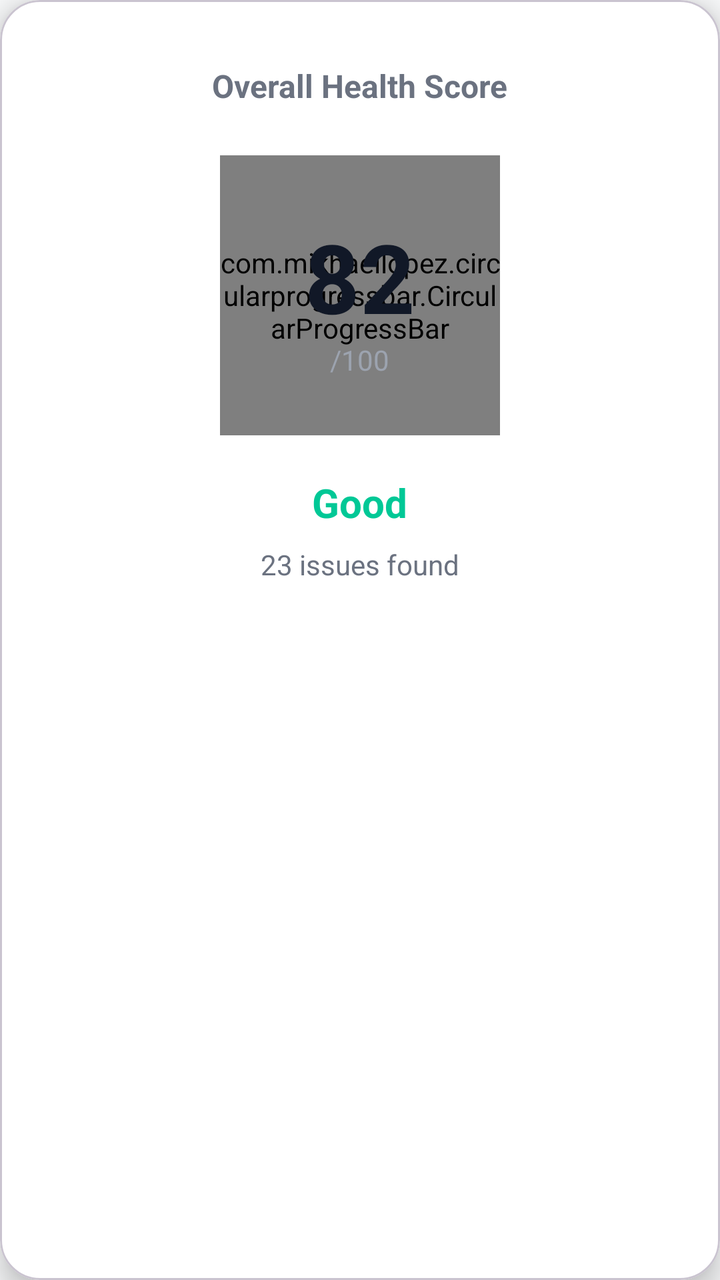
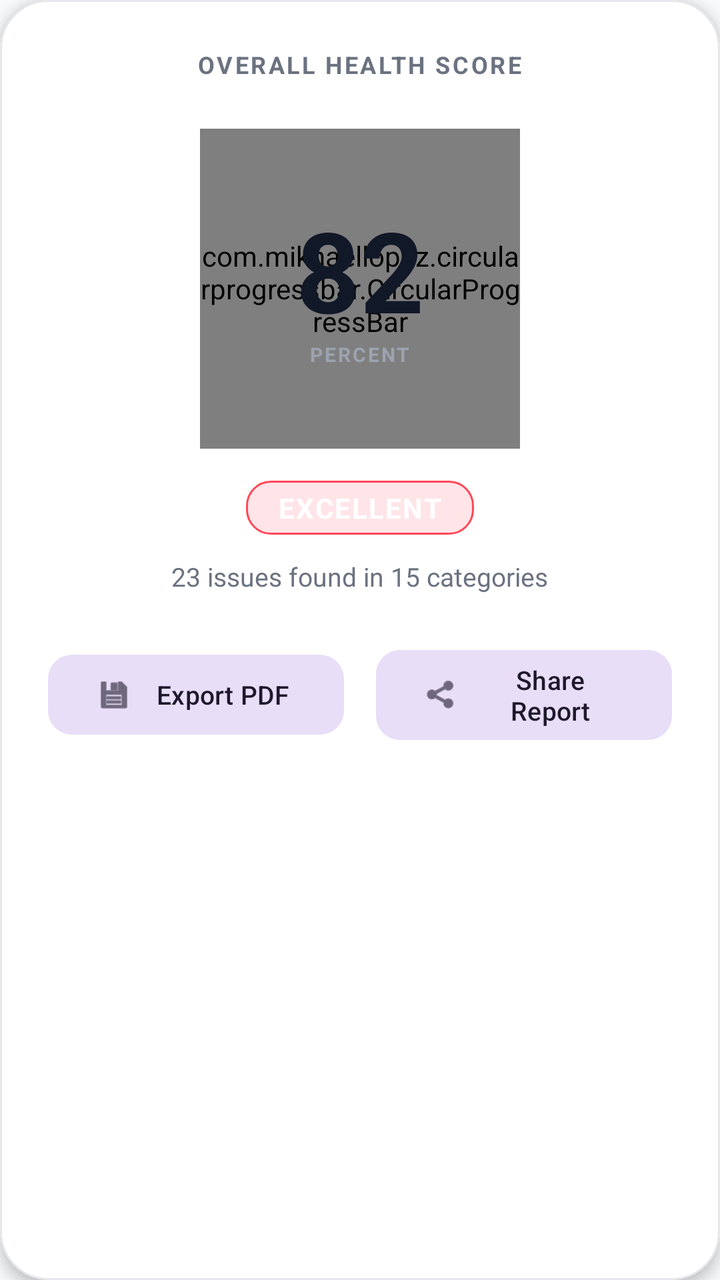

The first picture is an Android layout as it rendered before a commit; the second is the same layout after the commit. The layout source and the unified diff follow.
<!-- AndroidManifest.xml: application theme Theme.HealthChecker -->
<!-- res/layout/component_hero_score_card.xml -->
<?xml version="1.0" encoding="utf-8"?>
<com.google.android.material.card.MaterialCardView xmlns:android="http://schemas.android.com/apk/res/android"
    xmlns:app="http://schemas.android.com/apk/res-auto"
    android:layout_width="match_parent"
    android:layout_height="wrap_content"
    android:layout_margin="16dp"
    app:cardElevation="8dp"
    app:cardCornerRadius="20dp"
    app:cardBackgroundColor="@color/white">

    <LinearLayout
        android:layout_width="match_parent"
        android:layout_height="wrap_content"
        android:orientation="vertical"
        android:padding="32dp"
        android:gravity="center">

        <TextView
            android:layout_width="wrap_content"
            android:layout_height="wrap_content"
            android:text="Overall Health Score"
            android:textSize="16sp"
            android:textColor="@color/text_premium_secondary"
            android:textStyle="bold"
            android:layout_marginBottom="24dp"/>

        
        <FrameLayout
            android:layout_width="140dp"
            android:layout_height="140dp"
            android:layout_marginBottom="20dp">

            <com.mikhaellopez.circularprogressbar.CircularProgressBar
                android:id="@+id/circularProgressHero"
                android:layout_width="140dp"
                android:layout_height="140dp"
                app:cpb_background_progressbar_color="#E5E7EB"
                app:cpb_background_progressbar_width="12dp"
                app:cpb_progress_direction="to_right"
                app:cpb_progressbar_color="@color/vibrant_success"
                app:cpb_progressbar_width="12dp"
                app:cpb_round_border="true" />

            <LinearLayout
                android:layout_width="wrap_content"
                android:layout_height="wrap_content"
                android:layout_gravity="center"
                android:orientation="vertical"
                android:gravity="center">

                <TextView
                    android:id="@+id/tvHeroScore"
                    android:layout_width="wrap_content"
                    android:layout_height="wrap_content"
                    android:text="82"
                    android:textSize="48sp"
                    android:textStyle="bold"
                    android:textColor="@color/text_premium_primary" />

                <TextView
                    android:layout_width="wrap_content"
                    android:layout_height="wrap_content"
                    android:text="/100"
                    android:textSize="14sp"
                    android:textColor="@color/text_premium_tertiary" />
            </LinearLayout>
        </FrameLayout>

        
        <TextView
            android:id="@+id/tvGrade"
            android:layout_width="wrap_content"
            android:layout_height="wrap_content"
            android:text="Good"
            android:textSize="20sp"
            android:textStyle="bold"
            android:textColor="@color/vibrant_success"
            android:layout_marginBottom="8dp"/>

        
        <TextView
            android:id="@+id/tvIssuesSummary"
            android:layout_width="wrap_content"
            android:layout_height="wrap_content"
            android:text="23 issues found"
            android:textSize="14sp"
            android:textColor="@color/text_premium_secondary"/>

    </LinearLayout>
</com.google.android.material.card.MaterialCardView>
<!-- resources referenced by this layout -->
<resources>
  <color name="text_premium_primary">#111827</color>
  <color name="text_premium_secondary">#6B7280</color>
  <color name="text_premium_tertiary">#9CA3AF</color>
  <color name="vibrant_success">#00C896</color>
  <color name="white">#FFFFFF</color>
  <color name="md_theme_light_primary">#6750A4</color>
  <color name="md_theme_light_onPrimary">#FFFFFF</color>
  <color name="md_theme_light_primaryContainer">#EADDFF</color>
  <color name="md_theme_light_onPrimaryContainer">#21005D</color>
  <color name="md_theme_light_secondary">#625B71</color>
  <color name="md_theme_light_onSecondary">#FFFFFF</color>
  <color name="md_theme_light_secondaryContainer">#E8DEF8</color>
  <color name="md_theme_light_onSecondaryContainer">#1D192B</color>
  <color name="md_theme_light_tertiary">#7D5260</color>
  <color name="md_theme_light_onTertiary">#FFFFFF</color>
  <color name="md_theme_light_tertiaryContainer">#FFD8E4</color>
  <color name="md_theme_light_onTertiaryContainer">#31111D</color>
  <color name="md_theme_light_error">#B3261E</color>
  <color name="md_theme_light_onError">#FFFFFF</color>
  <color name="md_theme_light_errorContainer">#F9DEDC</color>
  <color name="md_theme_light_onErrorContainer">#410E0B</color>
  <color name="md_theme_light_outline">#79747E</color>
  <color name="md_theme_light_background">#F8F9FA</color>
  <color name="md_theme_light_onBackground">#1F2937</color>
  <color name="md_theme_light_surface">#FFFBFE</color>
  <color name="md_theme_light_onSurface">#1C1B1F</color>
  <color name="md_theme_light_surfaceVariant">#E7E0EC</color>
  <color name="md_theme_light_onSurfaceVariant">#49454F</color>
  <!-- unchanged entries left out for length: 1 -->
</resources>

<!-- the commit's change to res/layout/component_hero_score_card.xml (unified diff, before → after) -->
@@ -4,47 +4,50 @@
     android:layout_width="match_parent"
     android:layout_height="wrap_content"
     android:layout_margin="16dp"
-    app:cardElevation="8dp"
-    app:cardCornerRadius="20dp"
+    app:cardElevation="4dp"
+    app:cardCornerRadius="24dp"
+    app:strokeWidth="1dp"
+    app:strokeColor="@color/card_border"
     app:cardBackgroundColor="@color/white">
 
     <LinearLayout
         android:layout_width="match_parent"
         android:layout_height="wrap_content"
         android:orientation="vertical"
-        android:padding="32dp"
+        android:padding="24dp"
         android:gravity="center">
 
         <TextView
             android:layout_width="wrap_content"
             android:layout_height="wrap_content"
-            android:text="Overall Health Score"
-            android:textSize="16sp"
+            android:text="OVERALL HEALTH SCORE"
+            android:textSize="12sp"
             android:textColor="@color/text_premium_secondary"
             android:textStyle="bold"
+            android:letterSpacing="0.1"
             android:layout_marginBottom="24dp"/>
 
-        
-        <FrameLayout
-            android:layout_width="140dp"
-            android:layout_height="140dp"
-            android:layout_marginBottom="20dp">
+        <RelativeLayout
+            android:layout_width="wrap_content"
+            android:layout_height="wrap_content"
+            android:layout_marginBottom="16dp">
 
+            
             <com.mikhaellopez.circularprogressbar.CircularProgressBar
                 android:id="@+id/circularProgressHero"
-                android:layout_width="140dp"
-                android:layout_height="140dp"
-                app:cpb_background_progressbar_color="#E5E7EB"
-                app:cpb_background_progressbar_width="12dp"
+                android:layout_width="160dp"
+                android:layout_height="160dp"
+                app:cpb_background_progressbar_color="#F3F4F6"
+                app:cpb_background_progressbar_width="14dp"
                 app:cpb_progress_direction="to_right"
                 app:cpb_progressbar_color="@color/vibrant_success"
-                app:cpb_progressbar_width="12dp"
+                app:cpb_progressbar_width="14dp"
                 app:cpb_round_border="true" />
 
             <LinearLayout
                 android:layout_width="wrap_content"
                 android:layout_height="wrap_content"
-                android:layout_gravity="center"
+                android:layout_centerInParent="true"
                 android:orientation="vertical"
                 android:gravity="center">
 
@@ -53,38 +56,91 @@
                     android:layout_width="wrap_content"
                     android:layout_height="wrap_content"
                     android:text="82"
-                    android:textSize="48sp"
+                    android:textSize="56sp"
                     android:textStyle="bold"
-                    android:textColor="@color/text_premium_primary" />
+                    android:textColor="@color/text_premium_primary"
+                    android:includeFontPadding="false"/>
 
                 <TextView
+                    android:id="@+id/tvScoreLabel"
                     android:layout_width="wrap_content"
                     android:layout_height="wrap_content"
-                    android:text="/100"
-                    android:textSize="14sp"
-                    android:textColor="@color/text_premium_tertiary" />
+                    android:text="PERCENT"
+                    android:textSize="10sp"
+                    android:textStyle="bold"
+                    android:textColor="@color/text_premium_tertiary"
+                    android:letterSpacing="0.1"/>
             </LinearLayout>
-        </FrameLayout>
+        </RelativeLayout>
+
+        
+        <TextView
+            android:id="@+id/tvScoreTrend"
+            android:layout_width="wrap_content"
+            android:layout_height="wrap_content"
+            android:text="+5% Improved since last scan"
+            android:textSize="12sp"
+            android:textStyle="bold"
+            android:textColor="@color/vibrant_success"
+            android:layout_marginBottom="12dp"
+            android:visibility="gone"/>
 
         
         <TextView
             android:id="@+id/tvGrade"
             android:layout_width="wrap_content"
             android:layout_height="wrap_content"
-            android:text="Good"
-            android:textSize="20sp"
+            android:text="EXCELLENT"
+            android:textSize="14sp"
             android:textStyle="bold"
-            android:textColor="@color/vibrant_success"
-            android:layout_marginBottom="8dp"/>
+            android:textColor="@color/white"
+            android:paddingHorizontal="16dp"
+            android:paddingVertical="4dp"
+            android:background="@drawable/bg_badge_high"
+            android:layout_marginBottom="12dp"
+            android:letterSpacing="0.05"/>
 
-        
         <TextView
             android:id="@+id/tvIssuesSummary"
             android:layout_width="wrap_content"
             android:layout_height="wrap_content"
-            android:text="23 issues found"
-            android:textSize="14sp"
-            android:textColor="@color/text_premium_secondary"/>
+            android:text="23 issues found in 15 categories"
+            android:textSize="13sp"
+            android:textColor="@color/text_premium_secondary"
+            android:layout_marginBottom="24dp"/>
+
+        
+        <LinearLayout
+            android:layout_width="match_parent"
+            android:layout_height="wrap_content"
+            android:orientation="horizontal"
+            android:gravity="center">
+
+            <com.google.android.material.button.MaterialButton
+                android:id="@+id/btnExportPdf"
+                style="@style/Widget.Material3.Button.TonalButton"
+                android:layout_width="0dp"
+                android:layout_height="wrap_content"
+                android:layout_weight="1"
+                android:text="Export PDF"
+                android:textSize="13sp"
+                app:icon="@android:drawable/ic_menu_save"
+                app:cornerRadius="12dp"
+                android:layout_marginEnd="8dp"/>
+
+            <com.google.android.material.button.MaterialButton
+                android:id="@+id/btnShareReport"
+                style="@style/Widget.Material3.Button.TonalButton"
+                android:layout_width="0dp"
+                android:layout_height="wrap_content"
+                android:layout_weight="1"
+                android:text="Share Report"
+                android:textSize="13sp"
+                app:icon="@android:drawable/ic_menu_share"
+                app:cornerRadius="12dp"
+                android:layout_marginStart="8dp"/>
+
+        </LinearLayout>
 
     </LinearLayout>
 </com.google.android.material.card.MaterialCardView>
<!-- resource entries referenced after the edit -->
@@ -1,10 +1,28 @@
 <!-- resources referenced by this layout -->
 <resources>
+  <color name="card_border">#E5E7EB</color>
   <color name="text_premium_primary">#111827</color>
   <color name="text_premium_secondary">#6B7280</color>
   <color name="text_premium_tertiary">#9CA3AF</color>
   <color name="vibrant_success">#00C896</color>
   <color name="white">#FFFFFF</color>
+  <!-- drawable bg_badge_high (drawable) -->
+  <?xml version="1.0" encoding="utf-8"?>
+  <shape xmlns:android="http://schemas.android.com/apk/res/android"
+      android:shape="rectangle">
+      <solid android:color="@color/badge_high_bg" />
+      <corners android:radius="12dp" />
+      <stroke
+          android:width="1dp"
+          android:color="@color/badge_high" />
+      <padding
+          android:left="12dp"
+          android:right="12dp"
+          android:top="4dp"
+          android:bottom="4dp" />
+  </shape>
+  <color name="badge_high_bg">#FFE5E8</color>
+  <color name="badge_high">#FF4757</color>
   <color name="md_theme_light_primary">#6750A4</color>
   <color name="md_theme_light_onPrimary">#FFFFFF</color>
   <color name="md_theme_light_primaryContainer">#EADDFF</color>
